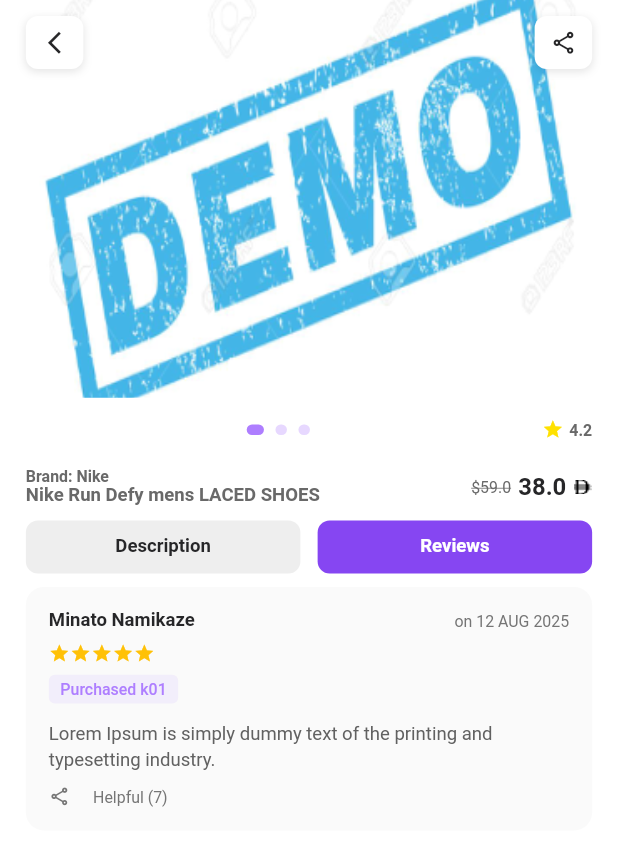
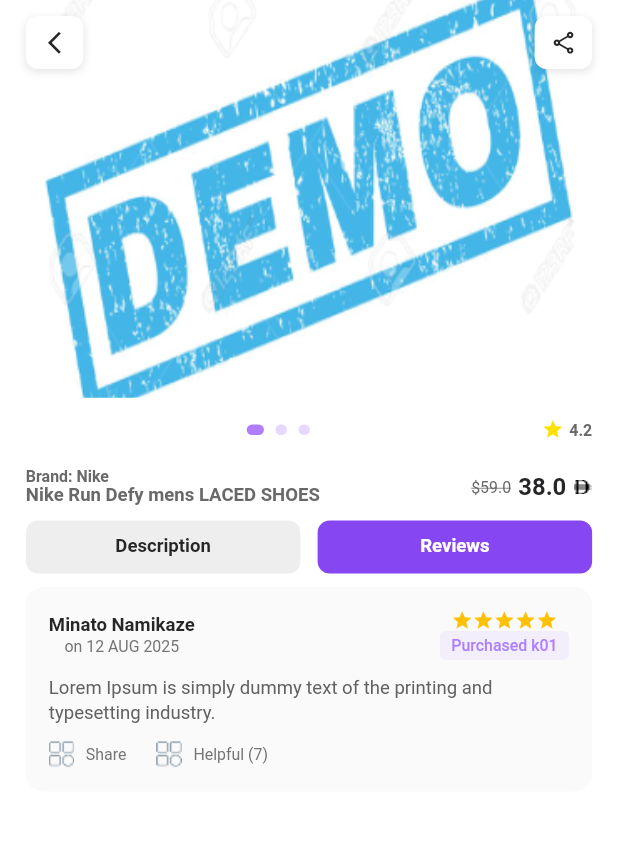
Before and after one commit to althakeel/store1920-MobileApp, a Flutter app: the ProductDetailScreen screen opened by its route, after a tap on "Reviews", on a phone screen of 412 x 824 dp. Shown: the top 846 px of the screen. Run offline on Flutter 3.47's test engine with Material 3 defaults, Android fonts, the light colour scheme and no system bars; our stand-ins replace connectivity_plus, dio, flutter_screenutil, get, get_storage, image_picker and 1 more; accounts and stored records are empty.

Commit message:
product details updated

```diff
--- a/lib/main.dart
+++ b/lib/main.dart
@@ -45,7 +45,7 @@
           initialBinding: AuthBinding(),
           builder: (context, child) {
             return MediaQuery(
-              data: MediaQuery.of(context).copyWith(textScaleFactor: 1.0),
+              data: MediaQuery.of(context).copyWith(textScaler: TextScaler.linear(1.0)),
               child: child!,
             );
           },
--- /dev/null
+++ b/lib/screens/features/product/widgets/product_desc_widget.dart
@@ -0,0 +1,155 @@
+import 'package:flutter/material.dart';
+import 'package:flutter_screenutil/flutter_screenutil.dart';
+import 'package:store1920/screens/features/product/models/product_model.dart';
+
+import '../../../../global/app_color.dart';
+
+class ProductDescWidget extends StatelessWidget {
+  final ProductModel products;
+
+  const ProductDescWidget({required this.products, super.key});
+
+  @override
+  Widget build(BuildContext context) {
+    return Padding(
+      padding: EdgeInsets.symmetric(horizontal: 18.w),
+      child: Column(
+        crossAxisAlignment: CrossAxisAlignment.start,
+        children: [
+          // About this item
+          Text(
+            'About this item',
+            style: TextStyle(
+              fontSize: 12.sp,
+              fontWeight: FontWeight.w600,
+              color: AppColors.textGrey,
+            ),
+          ),
+          SizedBox(height: 4.h),
+          Text(
+            products.description ?? '',
+            style: TextStyle(
+              fontSize: 11.sp,
+              color: AppColors.textGrey,
+              fontWeight: FontWeight.w400,
+              height: 1.5,
+            ),
+          ),
+
+          SizedBox(height: 24.h),
+          // Specifications list
+          if (products.specifications != null) ...[
+            _buildSpecificationItem(
+              'Sole material',
+              products.specifications!.soleMaterial ?? '',
+            ),
+            _buildSpecificationItem(
+              'Outer material',
+              products.specifications!.outerMaterial ?? '',
+            ),
+            _buildSpecificationItem(
+              'Closure type',
+              products.specifications!.closureType ?? '',
+            ),
+            _buildSpecificationItem(
+              'Water resistance level',
+              products.specifications!.waterResistanceLevel ?? '',
+            ),
+          ],
+
+          SizedBox(height: 24.h),
+
+          // Product details boxes
+          Text(
+            'Product Details',
+            style: TextStyle(
+              fontSize: 16.sp,
+              fontWeight: FontWeight.w600,
+              color: AppColors.black,
+            ),
+          ),
+
+          SizedBox(height: 12.h),
+
+          Row(
+            children: List.generate(
+              3,
+              (index) => Expanded(
+                child: Container(
+                  margin: EdgeInsets.only(right: index < 2 ? 8.w : 0),
+                  height: 80.h,
+                  decoration: BoxDecoration(
+                    color: Colors.grey[100],
+                    borderRadius: BorderRadius.circular(8),
+                  ),
+                  child: Column(
+                    mainAxisAlignment: MainAxisAlignment.center,
+                    children: [
+                      Icon(
+                        Icons.grid_view,
+                        size: 24.sp,
+                        color: Colors.grey[600],
+                      ),
+                      SizedBox(height: 8.h),
+                      Text(
+                        'Lorem Ipsum',
+                        style: TextStyle(
+                          fontSize: 12.sp,
+                          color: Colors.grey[600],
+                        ),
+                      ),
+                    ],
+                  ),
+                ),
+              ),
+            ),
+          ),
+
+          SizedBox(height: 24.h),
+
+          // More details
+          Text(
+            'More Details',
+            style: TextStyle(
+              fontSize: 16.sp,
+              fontWeight: FontWeight.w600,
+              color: AppColors.black,
+            ),
+          ),
+
+          SizedBox(height: 100.h), // Bottom padding
+        ],
+      ),
+    );
+  }
+
+  Widget _buildSpecificationItem(String label, String value) {
+    return Padding(
+      padding: EdgeInsets.only(bottom: 8.h),
+      child: Row(
+        crossAxisAlignment: CrossAxisAlignment.start,
+        children: [
+          SizedBox(
+            width: 110.w,
+            child: Text(
+              '$label:',
+              style: TextStyle(
+                fontSize: 12.sp,
+                fontWeight: FontWeight.w400,
+                color: AppColors.textGrey,
+              ),
+            ),
+          ),
+          Expanded(
+            child: Text(
+              value,
+              softWrap: true,
+              style: TextStyle(fontSize: 14.sp, color: AppColors.black),
+              maxLines: 2,
+            ),
+          ),
+        ],
+      ),
+    );
+  }
+}
--- a/lib/screens/features/product/widgets/product_tabs_section.dart
+++ b/lib/screens/features/product/widgets/product_tabs_section.dart
@@ -1,8 +1,10 @@
 import 'package:flutter/material.dart';
 import 'package:flutter_screenutil/flutter_screenutil.dart';
 import 'package:get/get.dart';
+import 'package:store1920/screens/features/product/widgets/product_desc_widget.dart';
 import 'package:store1920/screens/widgets/active_button.dart';
 import '../../../../global/app_color.dart';
+import '../../../../global/images.dart';
 import '../../../widgets/in_active_button.dart';
 import '../controllers/product_detail_controller.dart';
 
@@ -47,152 +49,10 @@
         // Tab content
         Obx(
           () => controller.selectedTabIndex.value == 0
-              ? _buildDescriptionContent()
+              ? ProductDescWidget(products: controller.products.value)
               : _buildReviewsContent(),
         ),
       ],
-    );
-  }
-
-  Widget _buildDescriptionContent() {
-    return Padding(
-      padding: EdgeInsets.symmetric(horizontal: 18.w),
-      child: Column(
-        crossAxisAlignment: CrossAxisAlignment.start,
-        children: [
-          // About this item
-          Text(
-            'About this item',
-            style: TextStyle(
-              fontSize: 12.sp,
-              fontWeight: FontWeight.w600,
-              color: AppColors.textGrey,
-            ),
-          ),
-          SizedBox(height: 4.h),
-          Text(
-            controller.products.value.description ?? '',
-            style: TextStyle(
-              fontSize: 11.sp,
-              color: AppColors.textGrey,
-              fontWeight: FontWeight.w400,
-              height: 1.5
-            ),
-          ),
-
-          SizedBox(height: 24.h),
-          // Specifications list
-          if (controller.products.value.specifications != null) ...[
-            _buildSpecificationItem(
-              'Sole material',
-              controller.products.value.specifications!.soleMaterial ?? '',
-            ),
-            _buildSpecificationItem(
-              'Outer material',
-              controller.products.value.specifications!.outerMaterial ?? '',
-            ),
-            _buildSpecificationItem(
-              'Closure type',
-              controller.products.value.specifications!.closureType ?? '',
-            ),
-            _buildSpecificationItem(
-              'Water resistance level',
-              controller.products.value.specifications!.waterResistanceLevel ??
-                  '',
-            ),
-          ],
-
-          SizedBox(height: 24.h),
-
-          // Product details boxes
-          Text(
-            'Product Details',
-            style: TextStyle(
-              fontSize: 16.sp,
-              fontWeight: FontWeight.w600,
-              color: AppColors.black,
-            ),
-          ),
-
-          SizedBox(height: 12.h),
-
-          Row(
-            children: List.generate(
-              3,
-              (index) => Expanded(
-                child: Container(
-                  margin: EdgeInsets.only(right: index < 2 ? 8.w : 0),
-                  height: 80.h,
-                  decoration: BoxDecoration(
-                    color: Colors.grey[100],
-                    borderRadius: BorderRadius.circular(8),
-                  ),
-                  child: Column(
-                    mainAxisAlignment: MainAxisAlignment.center,
-                    children: [
-                      Icon(
-                        Icons.grid_view,
-                        size: 24.sp,
-                        color: Colors.grey[600],
-                      ),
-                      SizedBox(height: 8.h),
-                      Text(
-                        'Lorem Ipsum',
-                        style: TextStyle(
-                          fontSize: 12.sp,
-                          color: Colors.grey[600],
-                        ),
-                      ),
-                    ],
-                  ),
-                ),
-              ),
-            ),
-          ),
-
-          SizedBox(height: 24.h),
-
-          // More details
-          Text(
-            'More Details',
-            style: TextStyle(
-              fontSize: 16.sp,
-              fontWeight: FontWeight.w600,
-              color: AppColors.black,
-            ),
-          ),
-
-          SizedBox(height: 100.h), // Bottom padding
-        ],
-      ),
-    );
-  }
-
-  Widget _buildSpecificationItem(String label, String value) {
-    return Padding(
-      padding: EdgeInsets.only(bottom: 8.h),
-      child: Row(
-        crossAxisAlignment: CrossAxisAlignment.start,
-        children: [
-          SizedBox(
-            width: 120.w,
-            child: Text(
-              '$label:',
-              style: TextStyle(
-                fontSize: 14.sp,
-                fontWeight: FontWeight.w500,
-                color: Colors.grey[600],
-              ),
-            ),
-          ),
-          Expanded(
-            child: Text(
-              value,
-              style: TextStyle(fontSize: 14.sp, color: AppColors.black),
-            ),
-          ),
-        ],
-      ),
     );
   }
 
@@ -215,9 +75,10 @@
                 child: Column(
                   crossAxisAlignment: CrossAxisAlignment.start,
                   children: [
-                    // Reviewer name and date
                     Row(
                       mainAxisAlignment: MainAxisAlignment.spaceBetween,
+                      children: [
+                        Column(
                           children: [
                             Text(
                               review.name ?? '',
@@ -237,9 +98,8 @@
                           ],
                         ),
 
-                    SizedBox(height: 8.h),
-
-                    // Rating
+                        Column(
+                          children: [
                             Row(
                               children: [
                                 ...List.generate(
@@ -254,10 +114,6 @@
                                 ),
                               ],
                             ),
-
-                    SizedBox(height: 8.h),
-
-                    // Purchase tag
                             Container(
                               padding: EdgeInsets.symmetric(
                                 horizontal: 8.w,
@@ -276,10 +132,12 @@
                                 ),
                               ),
                             ),
+                          ],
+                        ),
+                      ],
+                    ),
+                    SizedBox(height: 10.h),
 
-                    SizedBox(height: 12.h),
-
-                    // Review text
                     Text(
                       review.text ?? '',
                       style: TextStyle(
@@ -291,21 +149,41 @@
 
                     SizedBox(height: 12.h),
 
-                    // Helpful section
+                    Row(
+                      spacing: 10,
+                      children: [
                         Row(
                           children: [
-                        Icon(
-                          Icons.share_outlined,
-                          size: 16.sp,
+                            Image.asset(
+                             AppImage.menuIcon,
+                              color: AppColors.gray,
+                            ),
+                            SizedBox(width: 8.w),
+                            Text(
+                              'Share',
+                              style: TextStyle(
+                                fontSize: 12.sp,
                                 color: Colors.grey[600],
                               ),
-                        SizedBox(width: 16.w),
+                            ),
+                          ],
+                        ),
+                        Divider(color: AppColors.gray,thickness: 1.5,),
+                        Row(
+                          children: [
+                            Image.asset(
+                              AppImage.menuIcon,
+                              color: AppColors.gray,
+                            ),
+                            SizedBox(width: 8.w),
                             Text(
                               'Helpful (${review.helpful})',
                               style: TextStyle(
                                 fontSize: 12.sp,
                                 color: Colors.grey[600],
                               ),
+                            ),
+                          ],
                         ),
                       ],
                     ),
```
Lines whose indentation alone changed are shown as unchanged.
